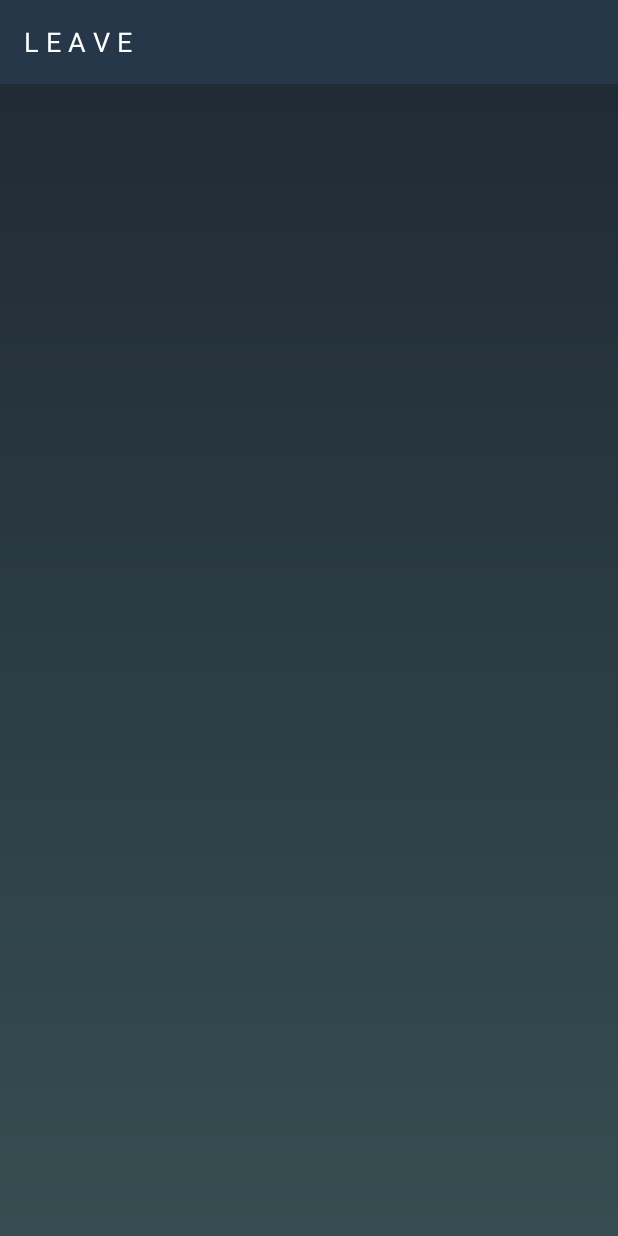
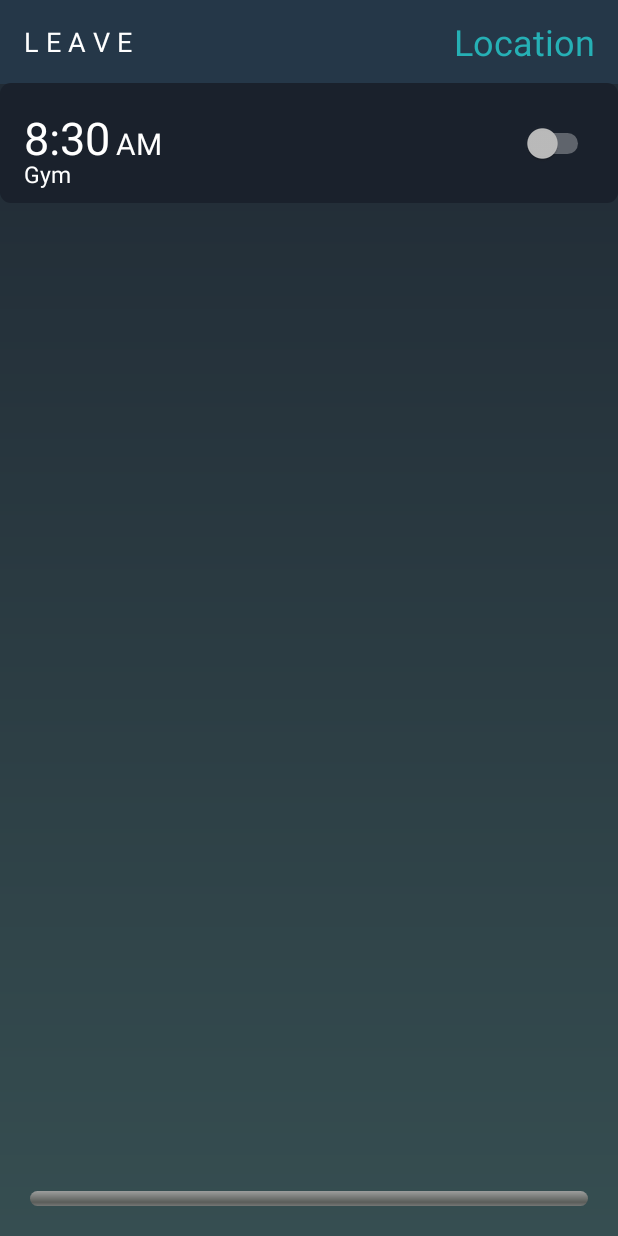
Before and after one commit to ThomasMChen/leave, an Android app: the TriggerActivity screen opened directly, with no data from a screen before it, on a phone screen of 412 x 824 dp. Run offline under Robolectric (Android 15) with nearby library versions, the phone set to English and light mode, and no system bars.

Commit message:
Implement TriggerActivity UI
Implemented TriggerActivity UI for TriggerActivity excluding Map integration.

```diff
--- a/app/build.gradle
+++ b/app/build.gradle
@@ -30,4 +30,5 @@ dependencies {
     compile 'com.android.support:support-v4:25.1.0'
     compile 'com.android.support:support-vector-drawable:25.1.0'
     testCompile 'junit:junit:4.12'
+    compile 'com.google.android.gms:play-services-maps:10.0.1'
 }
--- a/app/src/main/res/layout/activity_trigger.xml
+++ b/app/src/main/res/layout/activity_trigger.xml
@@ -1,6 +1,7 @@
 <?xml version="1.0" encoding="utf-8"?>
 <RelativeLayout xmlns:android="http://schemas.android.com/apk/res/android"
     xmlns:tools="http://schemas.android.com/tools"
+    xmlns:app="http://schemas.android.com/apk/res-auto"
     android:id="@+id/activity_trigger"
     android:layout_width="match_parent"
     android:layout_height="match_parent"
@@ -13,7 +14,7 @@
         android:background="#253748"
         android:layout_width="match_parent"
         android:layout_height="wrap_content"
-        android:layout_marginBottom="20dp">
+        android:layout_marginBottom="0dp">
 
         <TextView
             android:layout_width="wrap_content"
@@ -24,6 +25,107 @@
             android:textAllCaps="true"
             android:textColor="?android:attr/textColorPrimary" />
 
+        <TextView
+            android:layout_width="wrap_content"
+            android:layout_height="wrap_content"
+            android:text="Location"
+            android:textSize="24sp"
+            android:id="@+id/txtTriggerTitle"
+            android:textAllCaps="false"
+            android:textColor="@color/colorAccent"
+            android:layout_gravity="right"
+            android:layout_marginRight="15dp" />
+
     </android.support.v7.widget.Toolbar>
 
+    <LinearLayout
+        android:orientation="vertical"
+        android:layout_width="match_parent"
+        android:layout_height="wrap_content"
+        android:layout_alignParentTop="true"
+        android:layout_marginTop="55dp">
+
+        <android.support.constraint.ConstraintLayout
+            android:orientation="horizontal"
+            android:layout_width="match_parent"
+            android:layout_marginRight="0dp"
+            android:layout_marginLeft="0dp"
+            android:background="@drawable/rounded_corners"
+            android:backgroundTint="?attr/colorPrimaryDark"
+            android:layout_height="80dp"
+            android:gravity="center_vertical"
+            android:id="@+id/constraintHeader">
+
+
+            <TextView
+                android:text="8:30"
+                android:layout_width="wrap_content"
+                android:layout_height="wrap_content"
+                android:id="@+id/txtTime"
+                android:textColor="@color/white"
+                android:textSize="30sp"
+                android:layout_marginTop="16dp"
+                app:layout_constraintTop_toTopOf="parent"
+                android:layout_marginStart="16dp"
+                app:layout_constraintLeft_toLeftOf="parent"
+                android:layout_marginLeft="16dp" />
+
+            <TextView
+                android:text="Gym"
+                android:layout_width="wrap_content"
+                android:layout_height="wrap_content"
+                android:id="@+id/txtLocationLabel"
+                android:textSize="15sp"
+                android:textColor="@color/white"
+                tools:layout_conversion_absoluteX="79dp"
+                tools:layout_conversion_absoluteY="116dp"
+                tools:layout_conversion_absoluteWidth="40dp"
+                tools:layout_conversion_absoluteHeight="24dp"
+                app:layout_constraintTop_toBottomOf="@+id/txtTime"
+                app:layout_constraintBottom_toBottomOf="parent"
+                android:layout_marginBottom="16dp"
+                app:layout_constraintLeft_toLeftOf="@+id/txtTime" />
+
+
+            <TextView
+                android:text="AM"
+                android:layout_height="wrap_content"
+                android:id="@+id/txtTimePeriod"
+                android:textColor="@color/white"
+                android:textSize="20sp"
+                android:layout_width="wrap_content"
+                app:layout_constraintBaseline_toBaselineOf="@+id/txtTime"
+                app:layout_constraintLeft_toRightOf="@+id/txtTime"
+                android:layout_marginStart="4dp"
+                android:layout_marginLeft="4dp" />
+
+            <Switch
+                android:layout_width="wrap_content"
+                android:layout_height="wrap_content"
+                android:id="@+id/switchSilence"
+                android:gravity="right"
+                app:layout_constraintBottom_toBottomOf="parent"
+                app:layout_constraintTop_toTopOf="parent"
+                android:layout_marginEnd="16dp"
+                app:layout_constraintRight_toRightOf="parent"
+                android:layout_marginRight="16dp"/>
+
+        </android.support.constraint.ConstraintLayout>
+
+    </LinearLayout>
+
+    <ProgressBar
+        style="@android:style/Widget.ProgressBar.Horizontal"
+        android:layout_width="match_parent"
+        android:id="@+id/barFuse"
+        android:layout_alignParentBottom="true"
+        android:layout_alignParentLeft="true"
+        android:layout_alignParentStart="true"
+        android:layout_height="10dp"
+        android:layout_marginRight="20dp"
+        android:layout_marginLeft="20dp"
+        android:layout_marginBottom="20dp"
+        android:maxHeight="10dp"
+        android:minWidth="10dp" />
+
 </RelativeLayout>
--- a/app/src/main/res/values/colors.xml
+++ b/app/src/main/res/values/colors.xml
@@ -1,9 +1,9 @@
 <?xml version="1.0" encoding="utf-8"?>
 <resources>
     <color name="colorPrimary">#ff25363c</color>
-    <color name="colorPrimaryDark">#ff1a212c</color>
-    <color name="colorAccent">#ff26b0b5</color>
+    <color name="colorPrimaryDark">#1a212c</color>
+    <color name="colorAccent">#26b0b5</color>
     <color name="subduedTextColor">#9e334a4e</color>
     <color name="transparent">#00ffffff</color>
-    <color name="white">#ffffffff</color>
+    <color name="white">#ffffff</color>
 </resources>
```
